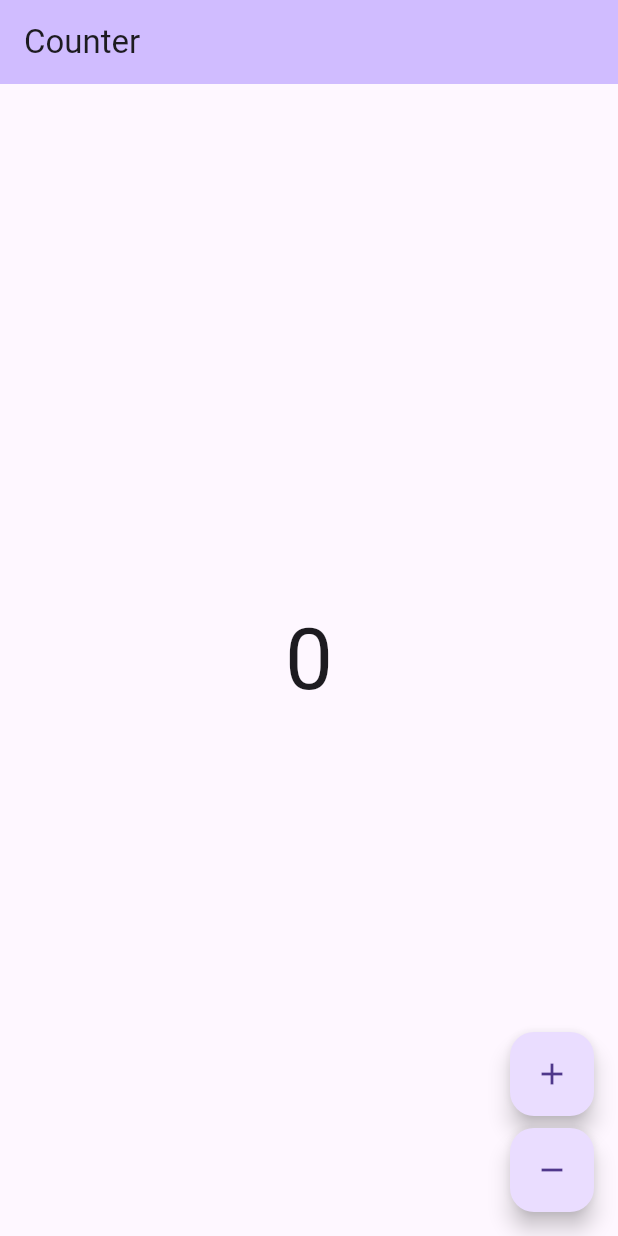
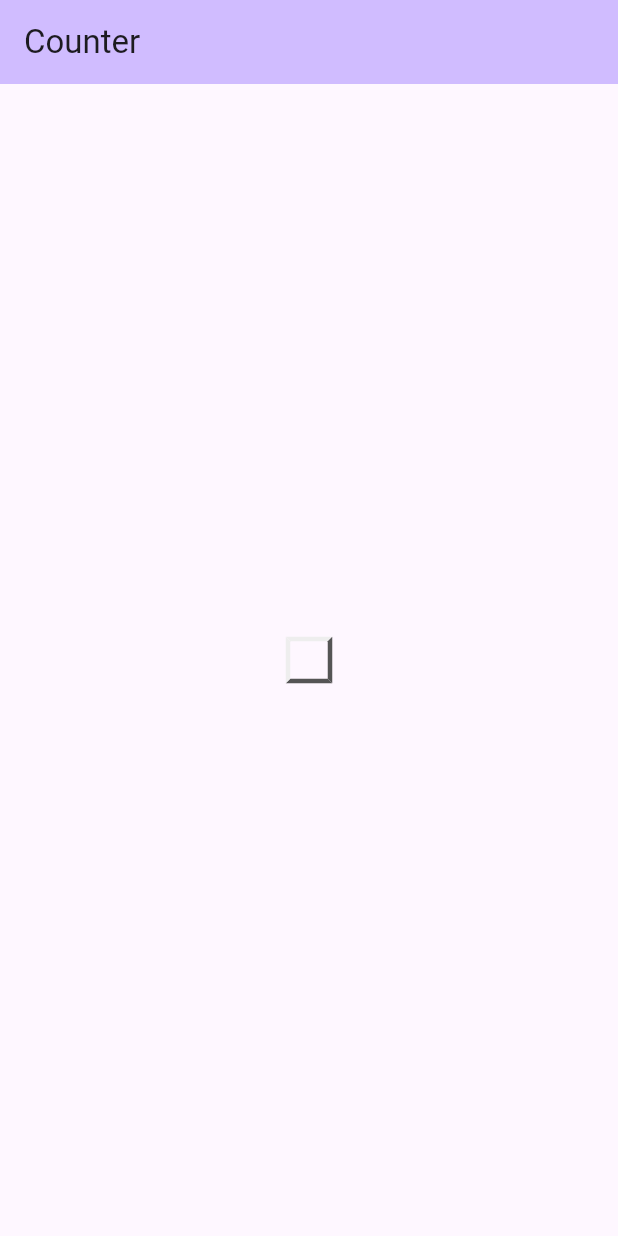
Before and after one commit to wizawuza/minesweeper_flutter, a Flutter app: the screen it shows after launch, on a phone screen of 412 x 824 dp. Run offline on Flutter 3.47's test engine with Material 3 defaults, Android fonts, the phone set to English and light mode, and no system bars; our stand-ins replace bloc, flutter_bloc; generated files the repository leaves out were written again.

Commit message:
Added the cell widget

```diff
--- a/lib/app/view/app.dart
+++ b/lib/app/view/app.dart
@@ -1,6 +1,6 @@
 import 'package:flutter/material.dart';
-import 'package:minesweeper_flutter/counter/counter.dart';
 import 'package:minesweeper_flutter/l10n/l10n.dart';
+import 'package:minesweeper_flutter/main_menu/main_menu.dart';
 
 class App extends StatelessWidget {
   const App({super.key});
@@ -16,7 +16,7 @@ class App extends StatelessWidget {
       ),
       localizationsDelegates: AppLocalizations.localizationsDelegates,
       supportedLocales: AppLocalizations.supportedLocales,
-      home: const CounterPage(),
+      home: const MainMenuPage(),
     );
   }
 }
--- /dev/null
+++ b/lib/cell/view/cell_widget.dart
@@ -0,0 +1,34 @@
+import 'package:flutter/material.dart';
+
+class CellWidget extends StatelessWidget {
+  const CellWidget({super.key});
+
+  @override
+  Widget build(BuildContext context) {
+    return Container(
+      decoration: const BoxDecoration(
+        border: Border(
+          top: BorderSide(
+            color: Color(0xffeeeeee),
+            width: 3,
+          ),
+          right: BorderSide(
+            color: Color(0xff555555),
+            width: 3,
+          ),
+          bottom: BorderSide(
+            color: Color(0xff555555),
+            width: 3,
+          ),
+          left: BorderSide(
+            color: Color(0xffeeeeee),
+            width: 3,
+          ),
+        ),
+      ),
+      child: const SizedBox.square(
+        dimension: 25,
+      ),
+    );
+  }
+}
--- /dev/null
+++ b/lib/main_menu/main_menu.dart
@@ -0,0 +1 @@
+export 'view/main_menu_page.dart';
--- /dev/null
+++ b/lib/main_menu/view/main_menu_page.dart
@@ -0,0 +1,44 @@
+import 'package:flutter/material.dart';
+import 'package:flutter_bloc/flutter_bloc.dart';
+import 'package:minesweeper_flutter/cell/view/cell_widget.dart';
+import 'package:minesweeper_flutter/counter/counter.dart';
+import 'package:minesweeper_flutter/l10n/l10n.dart';
+
+class MainMenuPage extends StatelessWidget {
+  const MainMenuPage({super.key});
+
+  @override
+  Widget build(BuildContext context) {
+    return BlocProvider(
+      create: (_) => CounterCubit(),
+      child: const CounterView(),
+    );
+  }
+}
+
+class CounterView extends StatelessWidget {
+  const CounterView({super.key});
+
+  @override
+  Widget build(BuildContext context) {
+    final l10n = context.l10n;
+    return Scaffold(
+      appBar: AppBar(title: Text(l10n.counterAppBarTitle)),
+      body: const Center(
+        child: CellWidget(),
+        // child: CounterText(),
+      ),
+    );
+  }
+}
+
+class CounterText extends StatelessWidget {
+  const CounterText({super.key});
+
+  @override
+  Widget build(BuildContext context) {
+    final theme = Theme.of(context);
+    final count = context.select((CounterCubit cubit) => cubit.state);
+    return Text('$count', style: theme.textTheme.displayLarge);
+  }
+}
```
Also changed, not shown: lib/cell/cell.dart (added).
